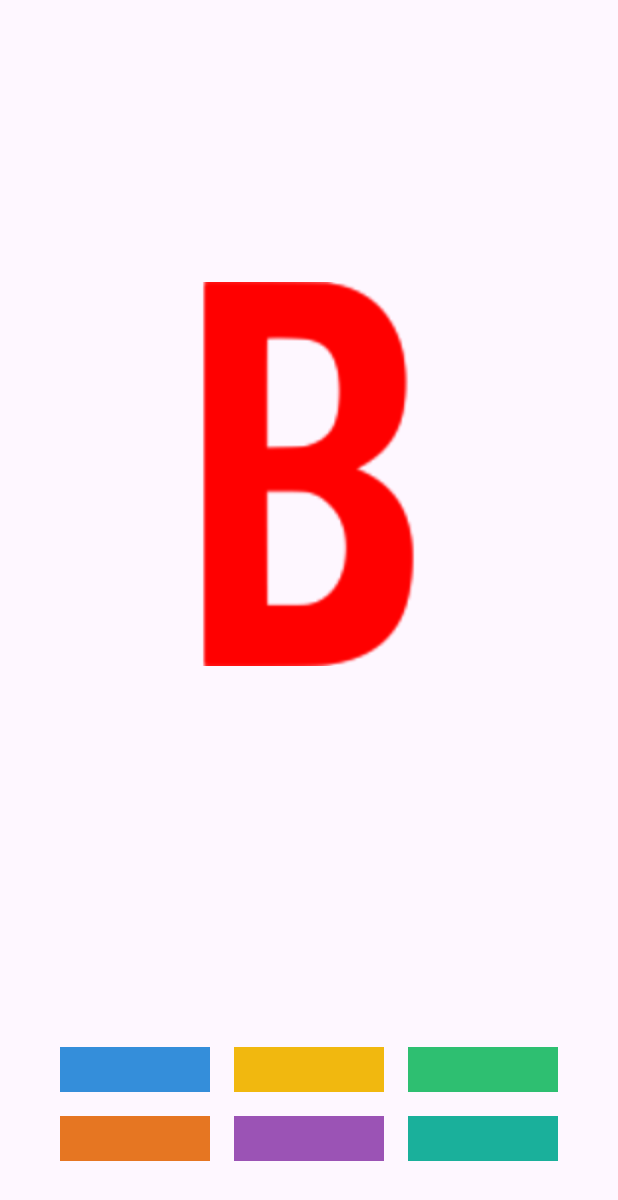
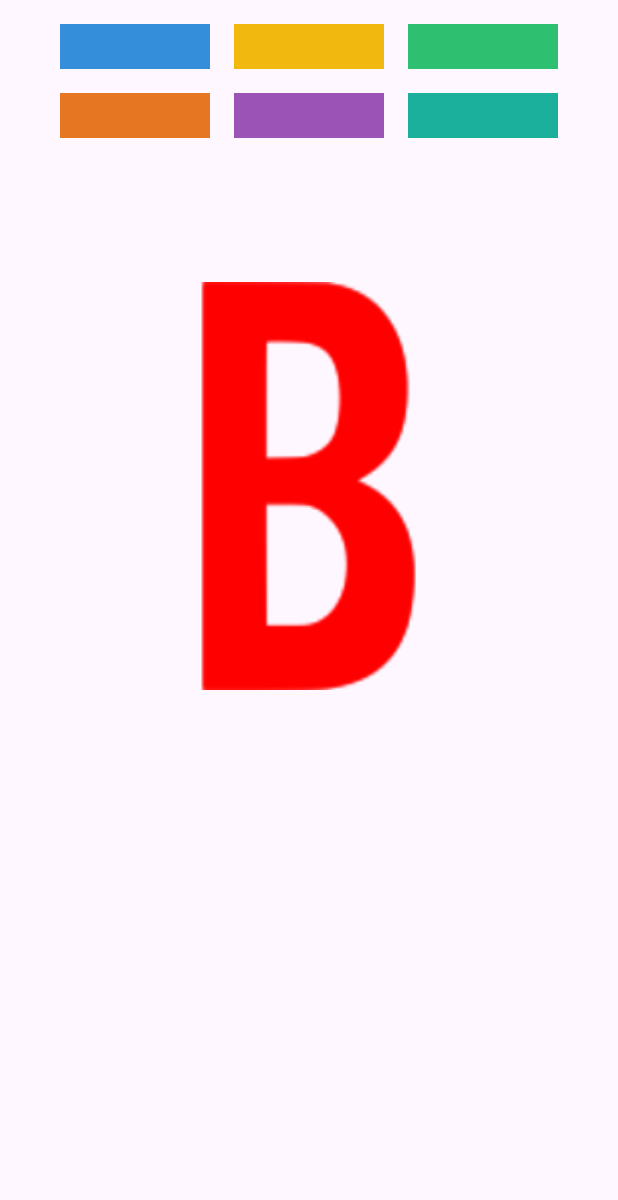
Before and after one commit to Calcifer2002/Trace-n-Learn--typ, an Android app: the B_Activity screen opened directly, with no data from a screen before it, on a phone screen of 412 x 824 dp. Shown: the top 1200 px of the screen. Run offline under Robolectric (Android 15) with nearby library versions, the phone set to English and light mode, and no system bars; our stand-ins replace Firebase (no records; nobody signed in at launch, a user with empty details on screens opened directly).

Commit message:
finished base-b

```diff
--- a/app/src/main/res/layout/activity_b.xml
+++ b/app/src/main/res/layout/activity_b.xml
@@ -1,6 +1,5 @@
 <?xml version="1.0" encoding="utf-8"?>
-<androidx.constraintlayout.widget.ConstraintLayout
-    xmlns:android="http://schemas.android.com/apk/res/android"
+<androidx.constraintlayout.widget.ConstraintLayout xmlns:android="http://schemas.android.com/apk/res/android"
     xmlns:app="http://schemas.android.com/apk/res-auto"
     xmlns:tools="http://schemas.android.com/tools"
     android:layout_width="match_parent"
@@ -14,8 +13,8 @@
 
     <com.yp.tracenlearn.BCustomView
         android:id="@+id/customBCanvas"
-        android:layout_width="254dp"
-        android:layout_height="256dp"
+        android:layout_width="258dp"
+        android:layout_height="272dp"
         android:layout_marginTop="188dp"
         app:layout_constraintDimensionRatio="H,1:1"
         app:layout_constraintEnd_toEndOf="parent"
@@ -29,10 +28,8 @@
         android:layout_width="match_parent"
         android:layout_height="wrap_content"
         android:layout_below="@id/customBCanvas"
-        app:layout_constraintBottom_toBottomOf="parent"
-        app:layout_constraintTop_toBottomOf="@+id/customBCanvas"
-        app:layout_constraintVertical_bias="0.876"
-        tools:layout_editor_absoluteX="0dp" />
+        tools:layout_editor_absoluteX="0dp"
+        tools:layout_editor_absoluteY="58dp" />
 
 
 </androidx.constraintlayout.widget.ConstraintLayout>
```
